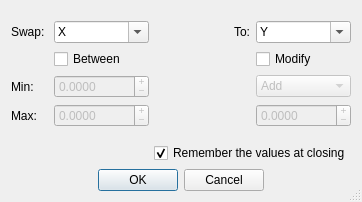
Above: src/swapaxesdialog.ui from GCodeProjects/GCodeWorkShop before the change. Below: the same form after it.
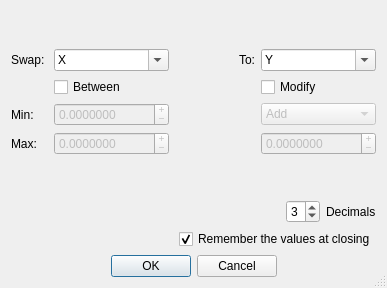
That is the form after the change. Icons and pictures are not drawn.

Diff of the .ui file:
```diff
--- a/src/swapaxesdialog.ui
+++ b/src/swapaxesdialog.ui
@@ -6,8 +6,8 @@
    <rect>
     <x>0</x>
     <y>0</y>
-    <width>362</width>
-    <height>202</height>
+    <width>387</width>
+    <height>288</height>
    </rect>
   </property>
   <property name="sizePolicy">
@@ -223,7 +223,7 @@
         <bool>true</bool>
        </property>
        <property name="decimals">
-        <number>4</number>
+        <number>7</number>
        </property>
        <property name="minimum">
         <double>-10000.000000000000000</double>
@@ -248,7 +248,7 @@
         <bool>true</bool>
        </property>
        <property name="decimals">
-        <number>4</number>
+        <number>7</number>
        </property>
        <property name="minimum">
         <double>-10000.000000000000000</double>
@@ -307,7 +307,7 @@
         <bool>true</bool>
        </property>
        <property name="decimals">
-        <number>4</number>
+        <number>7</number>
        </property>
        <property name="minimum">
         <double>-10000.000000000000000</double>
@@ -349,6 +349,43 @@
      </property>
     </spacer>
    </item>
+   <item>
+    <layout class="QHBoxLayout" name="horizontalLayout_3">
+     <item>
+      <spacer name="horizontalSpacer_5">
+       <property name="orientation">
+        <enum>Qt::Horizontal</enum>
+       </property>
+       <property name="sizeHint" stdset="0">
+        <size>
+         <width>40</width>
+         <height>20</height>
+        </size>
+       </property>
+      </spacer>
+     </item>
+     <item>
+      <widget class="QSpinBox" name="precisionSpinBox">
+       <property name="minimum">
+        <number>2</number>
+       </property>
+       <property name="maximum">
+        <number>7</number>
+       </property>
+       <property name="value">
+        <number>3</number>
+       </property>
+      </widget>
+     </item>
+     <item>
+      <widget class="QLabel" name="label_3">
+       <property name="text">
+        <string>Decimals</string>
+       </property>
+      </widget>
+     </item>
+    </layout>
+   </item>
    <item>
     <layout class="QHBoxLayout" name="horizontalLayout_2">
      <item>
```
Left out of the diff: 1 changed line with no effect on the pictures.
